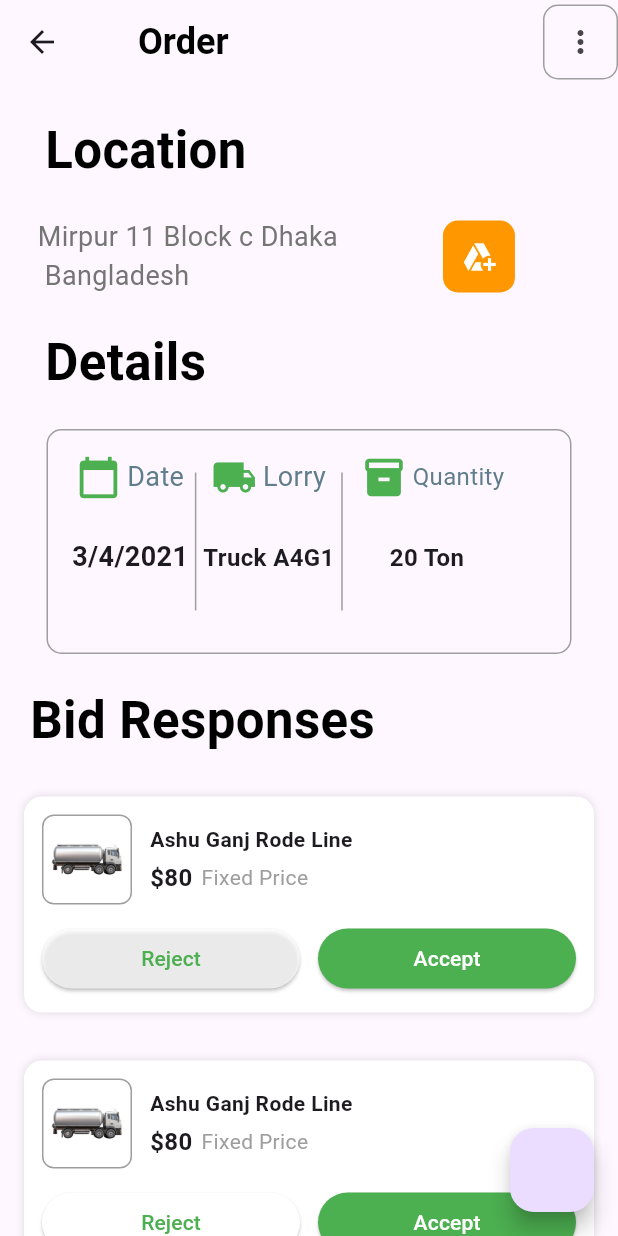
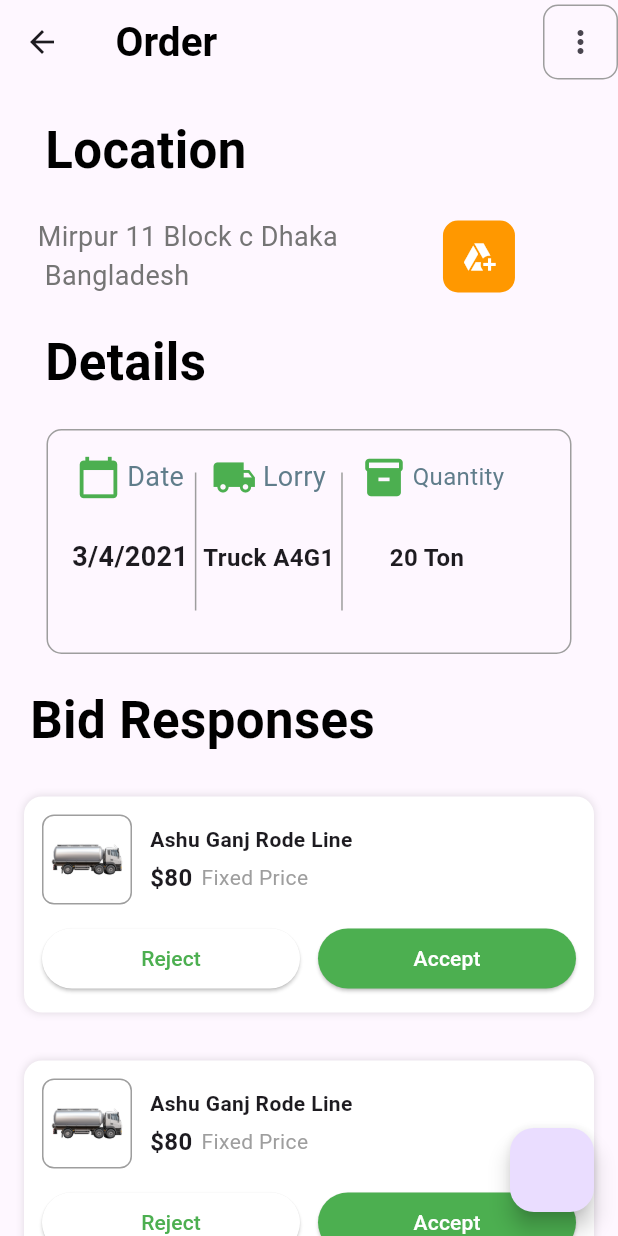
Before and after one commit to Ahmad163563/day02project, a Flutter app: the Page5 screen opened directly, on a phone screen of 412 x 824 dp. Run offline on Flutter 3.47's test engine with Material 3 defaults, Android fonts, the phone set to English and light mode, and no system bars.

Commit message:
working on new update

```diff
--- a/lib/main.dart
+++ b/lib/main.dart
@@ -23,7 +23,7 @@ class MyApp extends StatelessWidget {
         title: 'Flutter Demo',
         theme: ThemeData(
         ),
-        home: Page1()//Page5()//Page4()//Page3()//Page2()//Page1() //Home(),
+        home: Page1()//Page3()//Page5()//Page4()//Page3()//Page2()//Page1() //Home(),
     );
   }
 
--- a/lib/view/page 5.dart
+++ b/lib/view/page 5.dart
@@ -18,8 +18,8 @@ class _Page5State extends State<Page5> {
       appBar: AppBar(
         title: Row(
           children: [
-            SizedBox(width: 20,),
-            Text('Order',style: TextStyle(fontSize: 24,fontWeight: FontWeight.bold,color: Colors.black),)
+            SizedBox(width: 5,),
+            Text('Order',style: TextStyle(fontSize: 27,fontWeight: FontWeight.bold,color: Colors.black),)
           ],
         ),
         actions: [
@@ -86,7 +86,6 @@ class _Page5State extends State<Page5> {
                     SizedBox(width: 10,),
                     Row(
                       children: [
-
                         Icon(Icons.calendar_today, color: Colors.green, size: 30),
                         SizedBox(width: 4),
                         Text(
@@ -264,7 +263,7 @@ class _Page5State extends State<Page5> {
                 children: [
                   Expanded(
                     child: ElevatedButton(
-                  style: ElevatedButton.styleFrom(backgroundColor: Colors.white70),
+                  style: ElevatedButton.styleFrom(backgroundColor: Colors.white),
                       onPressed: () {},
                       child: Text("Reject",style: TextStyle(color: Colors.green),),
                     ),
--- a/lib/view/page3].dart
+++ b/lib/view/page3].dart
@@ -65,10 +65,7 @@ class _Page3State extends State<Page3> {
             Row(
               children: [
                 SizedBox(width: 20,),
-                Transform.rotate(
-                  angle: 0.2,
-
-                  child: Container(
+                 Container(
                   width: 100,
                   height: 140,
                   decoration: BoxDecoration(
@@ -95,7 +92,6 @@ class _Page3State extends State<Page3> {
                         ),
                       ),
                     ],
-                    ),
                   ),
                 ),
                 SizedBox(width: 10,),
--- a/lib/view/page8.dart
+++ b/lib/view/page8.dart
@@ -21,7 +21,7 @@ class _Page9State extends State<Page8> {
             width: 300,
             decoration: BoxDecoration(
               borderRadius: BorderRadius.circular(10),
-              color: Colors.grey[50]
+              border: Border.all(color: Colors.grey)//color: Colors.grey[50]
             ),
             child: Padding(
               padding: const EdgeInsets.all(8.0),
@@ -45,12 +45,12 @@ class _Page9State extends State<Page8> {
             width: 350,
             decoration: BoxDecoration(
               borderRadius: BorderRadius.circular(10),
-              color: Colors.grey[50]
+              border: Border.all(color: Colors.grey)//color: Colors.grey[50]
             ),
             child: Column(
               children: [
                 //SizedBox(width: 10),
-
+           SizedBox(height: 30,),
                 Text('Estimated delivery time'),
                 Text('15-20 min'),
                 Divider(
```
Lines whose indentation alone changed are shown as unchanged.
